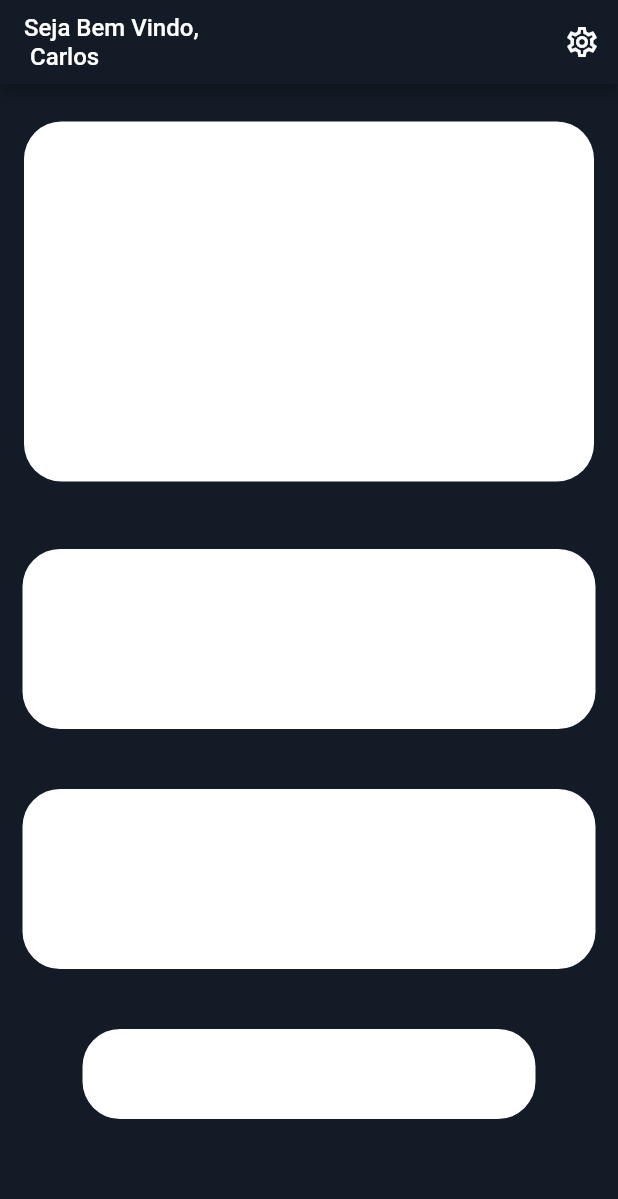
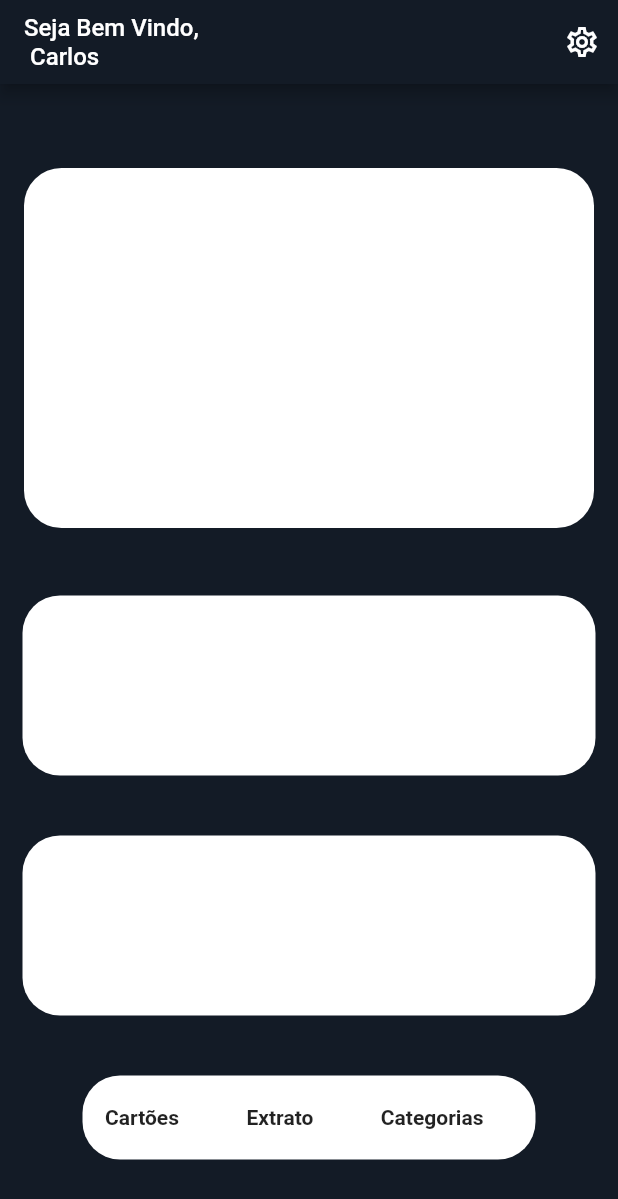
Before and after one commit to Mateusvff/FinX, a Flutter app: the screen it shows after launch, on a phone screen of 412 x 824 dp. Shown: the top 1199 px of the screen. Run offline on Flutter 3.47's test engine with Material 2 defaults, Android fonts, the phone set to English and light mode, and no system bars.

Commit message:
V1.01
Ultimo container

```diff
--- a/lib/main.dart
+++ b/lib/main.dart
@@ -9,9 +9,7 @@ const customPink = const Color(0xfffc00e3);
 void main() {
   runApp(MaterialApp(
     home: Home(),
-    theme: ThemeData(
-
-    ),
+    theme: ThemeData(),
   ));
 }
 
@@ -21,14 +19,14 @@ class Home extends StatefulWidget {
 }
 
 class _HomeState extends State<Home> {
-
   @override
   Widget build(BuildContext context) {
     return Scaffold(
       backgroundColor: customBg,
       appBar: AppBar(
-        title: Text('Seja Bem Vindo,\n Carlos',
-        style: TextStyle(
+        title: Text(
+          'Seja Bem Vindo,\n Carlos',
+          style: TextStyle(
             fontSize: 16.0,
           ),
         ),
@@ -42,43 +40,69 @@ class _HomeState extends State<Home> {
         ],
       ),
       body: Column(
+        mainAxisAlignment: MainAxisAlignment.center,
         children: [
           Container(
             margin: EdgeInsets.fromLTRB(5.0, 25.0, 5.0, 25.0),
             padding: EdgeInsets.fromLTRB(190.0, 120.0, 190.0, 120.0),
             decoration: BoxDecoration(
                 color: Colors.white,
-                borderRadius: BorderRadius.all(Radius.circular(25 ))
-            ),
-            child: Column(
-
-            ),
+                borderRadius: BorderRadius.all(Radius.circular(25))),
+            child: Column(),
           ),
           Container(
             margin: EdgeInsets.fromLTRB(15.0, 20.0, 15.0, 20.0),
             padding: EdgeInsets.fromLTRB(15.0, 60.0, 15.0, 60.0),
             decoration: BoxDecoration(
                 color: Colors.white,
-                borderRadius: BorderRadius.all(Radius.circular(25))
-            ),
+                borderRadius: BorderRadius.all(Radius.circular(25))),
           ),
           Container(
             margin: EdgeInsets.fromLTRB(15.0, 20.0, 15.0, 20.0),
             padding: EdgeInsets.fromLTRB(15.0, 60.0, 15.0, 60.0),
             decoration: BoxDecoration(
                 color: Colors.white,
-                borderRadius: BorderRadius.all(Radius.circular(25))
-            ),
+                borderRadius: BorderRadius.all(Radius.circular(25))),
           ),
           Container(
             margin: EdgeInsets.fromLTRB(55.0, 20.0, 55.0, 20.0),
-            padding: EdgeInsets.fromLTRB(5.0, 30.0, 5.0, 30.0),
+            padding: EdgeInsets.fromLTRB(5.0, 20.0, 5.0, 20.0),
             decoration: BoxDecoration(
                 color: Colors.white,
-                borderRadius: BorderRadius.all(Radius.circular(25))
-            ),
+                borderRadius: BorderRadius.all(Radius.circular(25))),
             child: Row(
-
+              children: [
+                Container(
+                  margin: EdgeInsets.only(left: 10.0, right: 45.0),
+                  alignment: Alignment.center,
+                  child: Text(
+                    'Cartões',
+                    style: TextStyle(
+                      fontWeight: FontWeight.bold,
+                    ),
+                  ),
+                ),
+                Container(
+                  margin: EdgeInsets.only(right: 45.0),
+                  alignment: Alignment.center,
+                  child: Text(
+                    'Extrato',
+                    style: TextStyle(
+                      fontWeight: FontWeight.bold,
+                    ),
+                  ),
+                ),
+                Container(
+                  margin: EdgeInsets.only(right: 10.0),
+                  alignment: Alignment.center,
+                  child: Text(
+                    'Categorias',
+                    style: TextStyle(
+                      fontWeight: FontWeight.bold,
+                    ),
+                  ),
+                )
+              ],
             ),
           )
         ],
```
